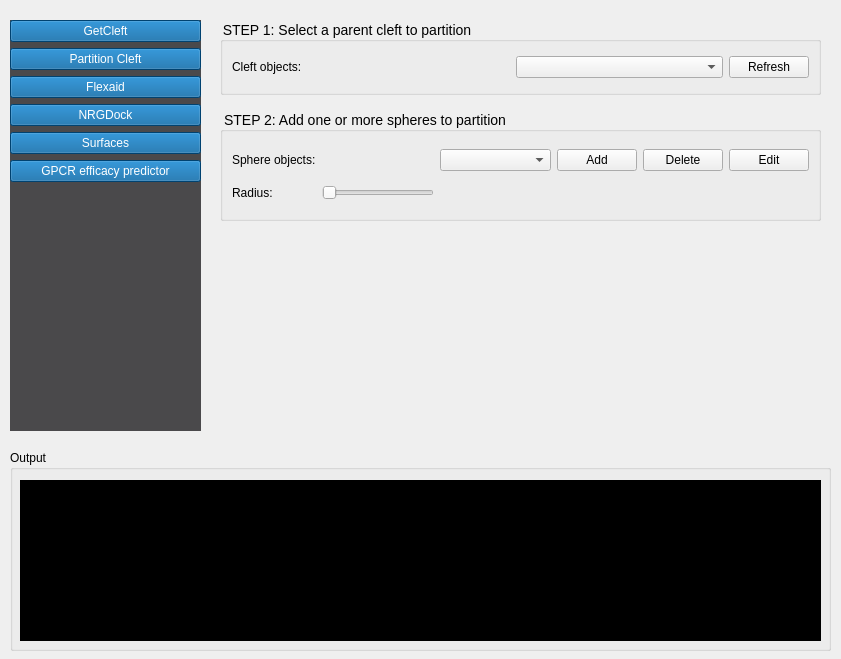
This is demowidget2.ui in ThomasDesc/NRG_plugin as Qt 5 draws it before an edit. The edited form follows.
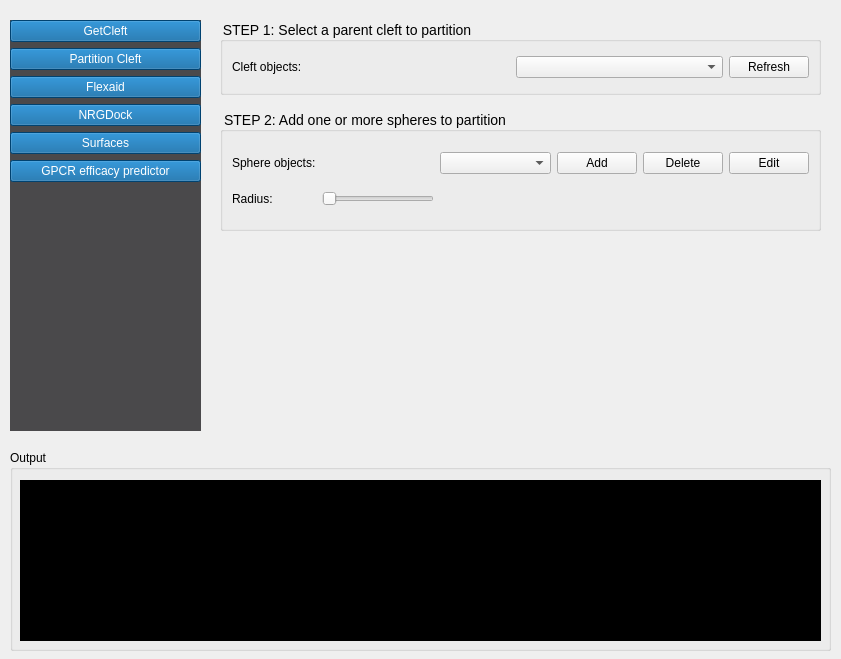
This is the edited form.

Patch:
```diff
--- a/demowidget2.ui
+++ b/demowidget2.ui
@@ -485,7 +485,7 @@
        <x>20</x>
        <y>110</y>
        <width>601</width>
-       <height>111</height>
+       <height>121</height>
       </rect>
      </property>
      <property name="styleSheet">
@@ -557,6 +557,15 @@
       </item>
       <item row="1" column="2">
        <widget class="QSlider" name="cleft_partition_radius_slider">
+        <property name="minimum">
+         <number>50</number>
+        </property>
+        <property name="maximum">
+         <number>100</number>
+        </property>
+        <property name="singleStep">
+         <number>10</number>
+        </property>
         <property name="orientation">
          <enum>Qt::Horizontal</enum>
         </property>
```
Left out of the diff: 2 changed lines with no effect on the pictures.
